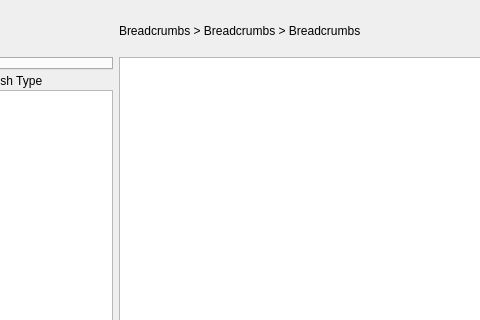
Qt form resources/dialog.ui (shotgunsoftware/tk-multi-loader2) before a commit; both pictures show x 154 to 634 and y 0 to 320 of the 1331 by 776 pixel window.
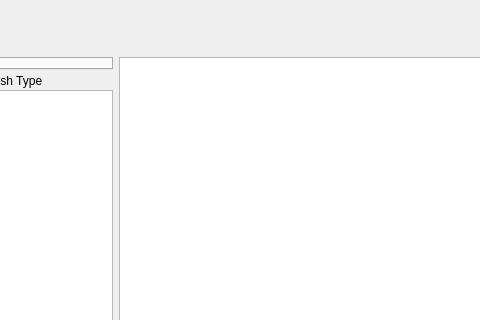
The same form after that commit. Icons and pictures are not drawn.

Diff of the .ui file:
```diff
--- a/resources/dialog.ui
+++ b/resources/dialog.ui
@@ -203,7 +203,7 @@
           <string>This &lt;i&gt;breadcrubs listing&lt;/i&gt; shows your currently selected Shotgun location.</string>
          </property>
          <property name="text">
-          <string>Breadcrumbs &gt; Breadcrumbs &gt; Breadcrumbs</string>
+          <string/>
          </property>
         </widget>
        </item>
```
